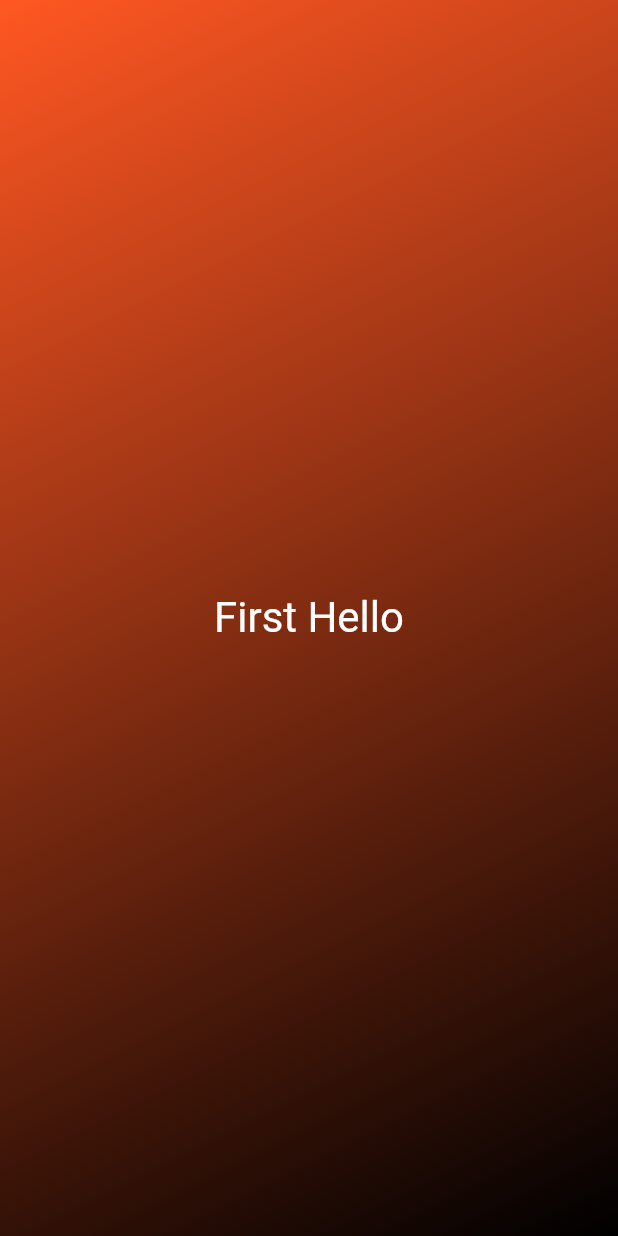
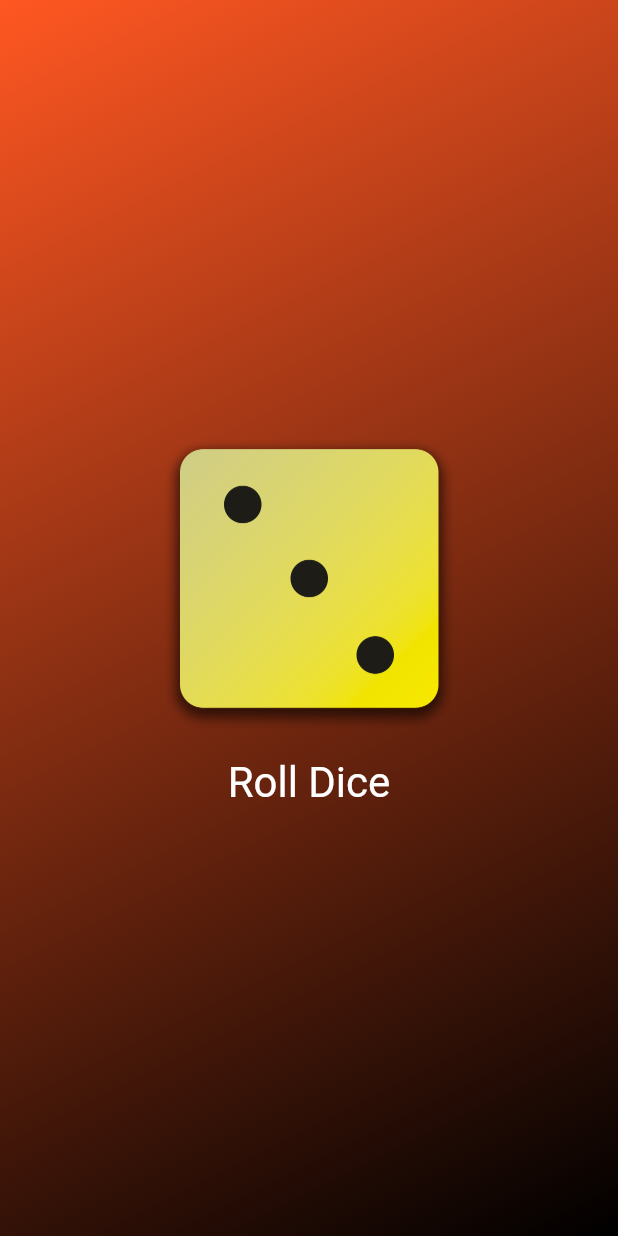
Before and after one commit to budhaRamesh1C/basic_app, a Flutter app: the screen it shows after launch, on a phone screen of 412 x 824 dp. Run offline on Flutter 3.47's test engine with Material 2 defaults, Android fonts, the phone set to English and light mode, and no system bars.

Commit message:
final commit

```diff
--- /dev/null
+++ b/lib/dice_roller.dart
@@ -0,0 +1,49 @@
+import 'package:flutter/material.dart';
+import 'dart:math';
+
+class DiceRoller extends StatefulWidget {
+  const DiceRoller({super.key});
+
+  @override
+  State<DiceRoller> createState() {
+    return _DiceRollerState();
+  }
+}
+
+class _DiceRollerState extends State<DiceRoller> {
+  var activeDiceImage = 'assets/images/dice-3.png';
+  void rollDice() {
+    var diceRoll = Random().nextInt(6) + 1;
+    setState(
+      () {
+        activeDiceImage = 'assets/images/dice-$diceRoll.png';
+      },
+    );
+  }
+
+  @override
+  Widget build(context) {
+    return Column(
+      mainAxisSize: MainAxisSize.min,
+      children: [
+        Image.asset(
+          activeDiceImage,
+          width: 200,
+        ),
+        TextButton(
+          style: TextButton.styleFrom(
+            padding: const EdgeInsets.only(
+              top: 20,
+            ),
+            foregroundColor: Colors.white,
+            textStyle: const TextStyle(
+              fontSize: 28,
+            ),
+          ),
+          onPressed: rollDice, // annonymous function
+          child: const Text('Roll Dice'),
+        )
+      ],
+    );
+  }
+}
--- a/lib/gradient_container.dart
+++ b/lib/gradient_container.dart
@@ -1,5 +1,5 @@
 import 'package:flutter/material.dart';
-import 'package:basic_app/styled_text.dart';
+import 'package:basic_app/dice_roller.dart';
 
 const startAlignment = Alignment.topLeft;
 const endAlignment = Alignment.bottomRight;
@@ -19,7 +19,9 @@ class GradientContainer extends StatelessWidget {
           end: endAlignment,
         ),
       ),
-      child: const Center(child: StyledText('Hello World')),
+      child: const Center(
+        child: DiceRoller(),
+      ),
     );
   }
 }
--- a/lib/main.dart
+++ b/lib/main.dart
@@ -3,7 +3,7 @@ import 'package:basic_app/gradient_container.dart';
 
 void main() {
   runApp(
-    const MaterialApp(
+    MaterialApp(
       home: Scaffold(
         body: GradientContainer(
           Colors.deepOrange,
```
